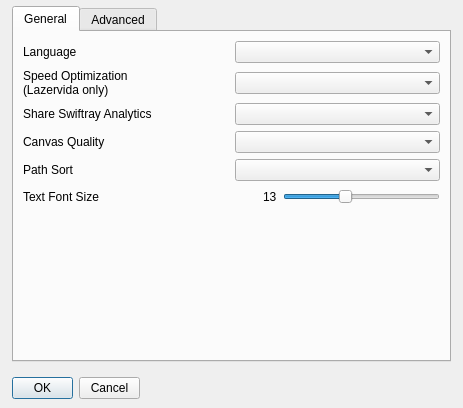
Above: src/windows/preferences-window.ui from flux3dp/swiftray before the change. Below: the same form after it.
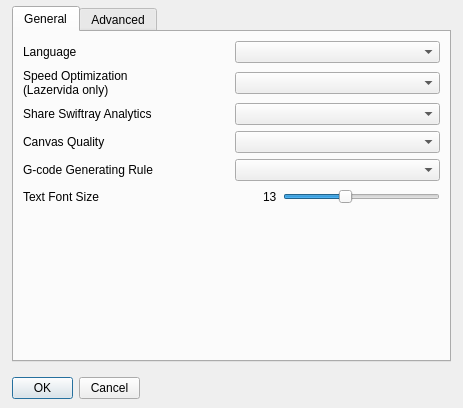
That is the form after the change.

Patch:
```diff
--- a/src/windows/preferences-window.ui
+++ b/src/windows/preferences-window.ui
@@ -108,7 +108,7 @@
        <item>
         <widget class="QLabel" name="label_6">
          <property name="text">
-          <string>Path Sort</string>
+          <string>G-code Generating Rule</string>
          </property>
         </widget>
        </item>
```
